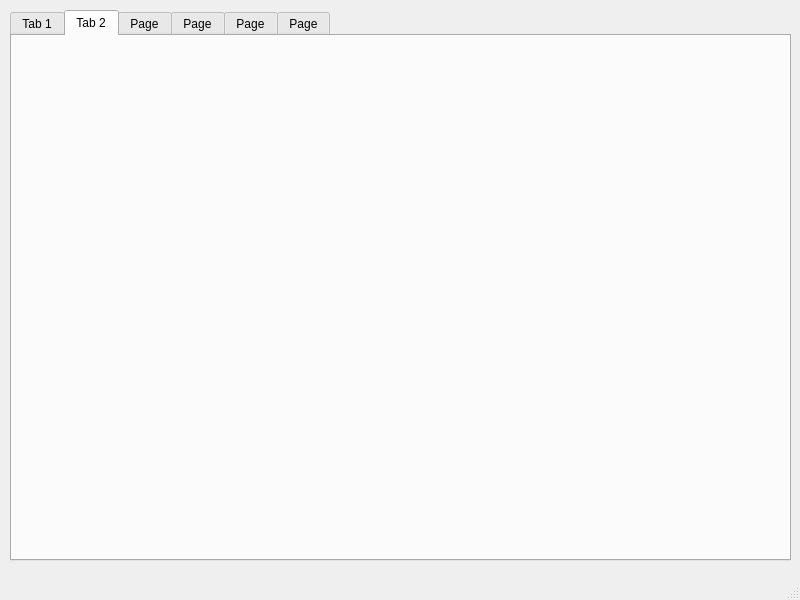
This is mainwindow.ui in Nickyi175/Lab3_Examen1_NicoleAltamirano as Qt 5 draws it before an edit. The edited form follows.
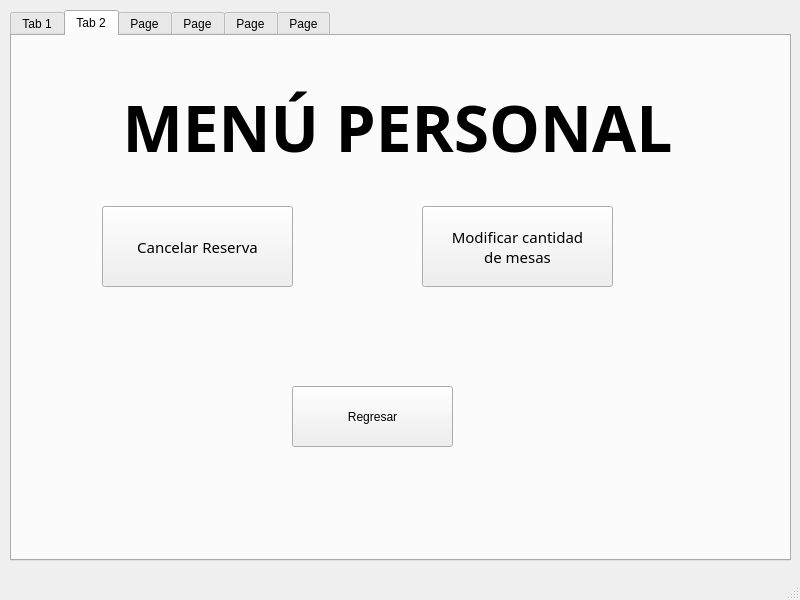
This is the edited form. The open tabs and pages were chosen to show the change.

The edit to the form file:
```diff
--- a/mainwindow.ui
+++ b/mainwindow.ui
@@ -97,6 +97,81 @@
      <attribute name="title">
       <string>Tab 2</string>
      </attribute>
+     <widget class="QLabel" name="label_12">
+      <property name="geometry">
+       <rect>
+        <x>70</x>
+        <y>40</y>
+        <width>631</width>
+        <height>101</height>
+       </rect>
+      </property>
+      <property name="font">
+       <font>
+        <family>Sitka Display Semibold</family>
+        <pointsize>48</pointsize>
+        <bold>true</bold>
+       </font>
+      </property>
+      <property name="text">
+       <string>MENÚ PERSONAL</string>
+      </property>
+      <property name="alignment">
+       <set>Qt::AlignmentFlag::AlignCenter</set>
+      </property>
+     </widget>
+     <widget class="QPushButton" name="btn_cancelarReserva_2">
+      <property name="geometry">
+       <rect>
+        <x>90</x>
+        <y>170</y>
+        <width>191</width>
+        <height>81</height>
+       </rect>
+      </property>
+      <property name="font">
+       <font>
+        <family>Sitka Display</family>
+        <pointsize>11</pointsize>
+       </font>
+      </property>
+      <property name="text">
+       <string>Cancelar Reserva</string>
+      </property>
+     </widget>
+     <widget class="QPushButton" name="btn_cantMesas">
+      <property name="geometry">
+       <rect>
+        <x>410</x>
+        <y>170</y>
+        <width>191</width>
+        <height>81</height>
+       </rect>
+      </property>
+      <property name="font">
+       <font>
+        <family>Sitka Display</family>
+        <pointsize>11</pointsize>
+       </font>
+      </property>
+      <property name="text">
+       <string>Modificar cantidad 
+de mesas</string>
+      </property>
+     </widget>
+     <widget class="QPushButton" name="btn_regresarMenu_1">
+      <property name="geometry">
+       <rect>
+        <x>280</x>
+        <y>350</y>
+        <width>161</width>
+        <height>61</height>
+       </rect>
+      </property>
+      <property name="text">
+       <string>Regresar</string>
+      </property>
+     </widget>
     </widget>
     <widget class="QWidget" name="tab_3">
      <attribute name="title">
```
Left out of the diff: 153 changed lines with no effect on the pictures.
